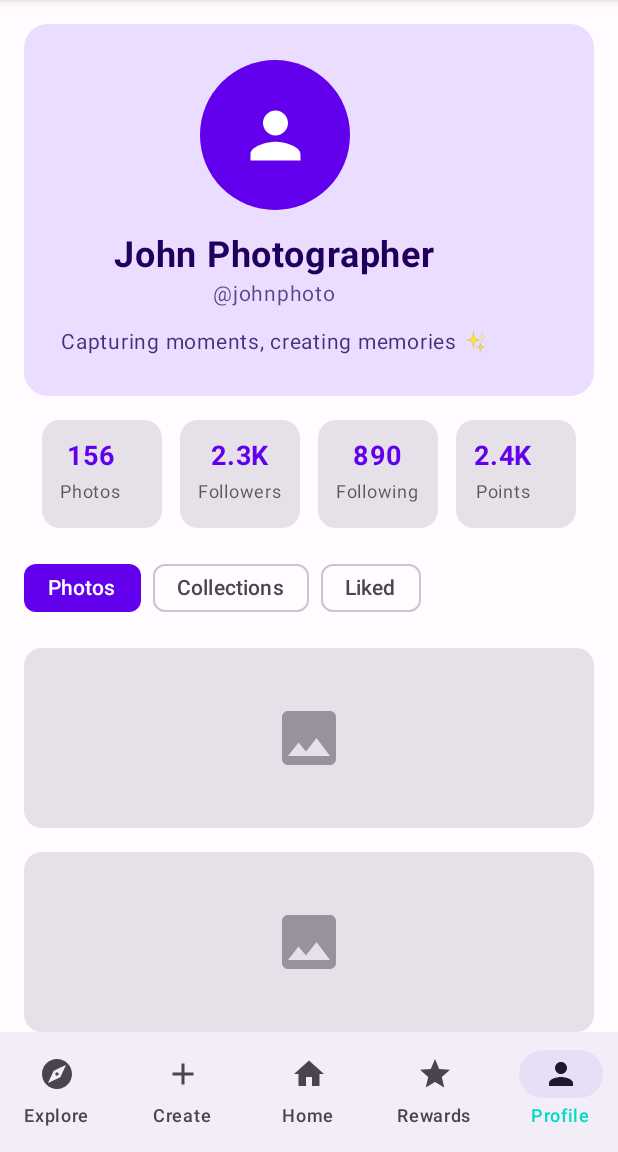
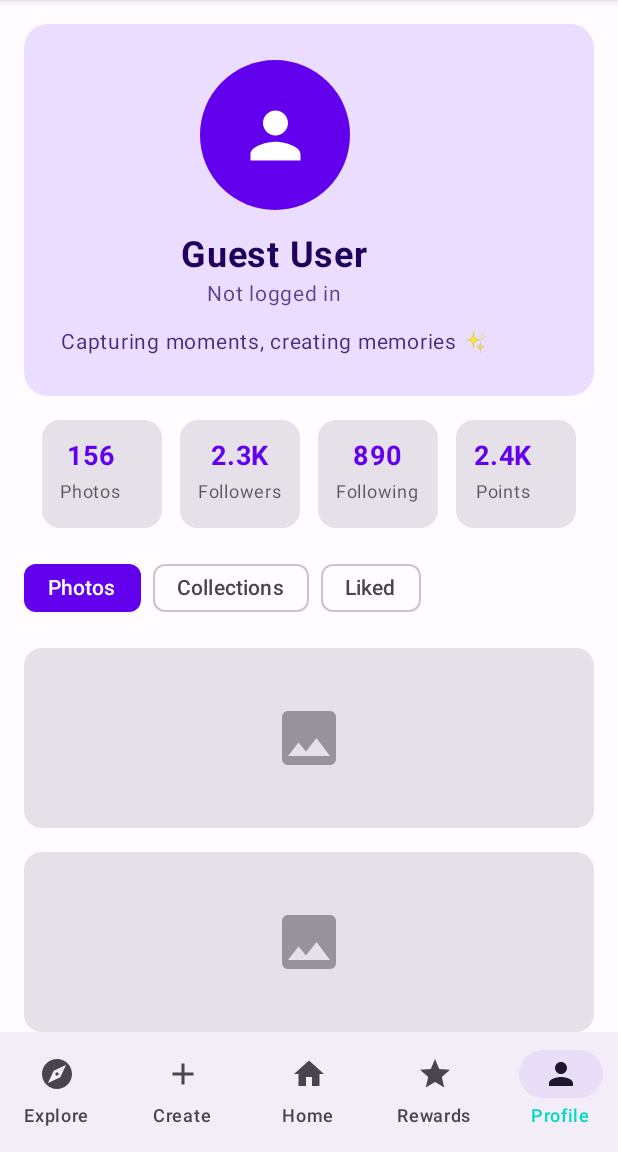
Before and after one commit to akmalcbm/PicPose_Clean_Sep25, an Android app built with Jetpack Compose: the ProfileScreen screen opened through its navigation route, item 5 of the bottom bar chosen, on a phone screen of 412 x 824 dp, the part 84-1236 px from its top. Run offline under Robolectric (Android 15) with nearby library versions, the phone set to English and light mode, and no system bars; our stand-ins replace Dagger/Hilt's generated code; libraries missing offline, so code that uses them is left out: com.facebook; 2 statements that could not run were skipped.

Commit message:
Fix API response parsing and add skip authentication functionality
Co-authored-by: akmalcbm <7645499+akmalcbm@users.noreply.github.com>

```diff
--- a/app/src/main/java/com/picpose/bestphotographyapp/presentation/navigation/NavGraph.kt
+++ b/app/src/main/java/com/picpose/bestphotographyapp/presentation/navigation/NavGraph.kt
@@ -87,6 +87,11 @@ fun NavGraph(navController: NavHostController) {
             ProfileScreen(
                 onNavigateToSettings = {
                     navController.navigate(Screen.Settings.route) {
+                        launchSingleTop = true
+                    }
+                },
+                onNavigateToLogin = {
+                    navController.navigate(Screen.Login.route) {
                         launchSingleTop = true
                     }
                 },
--- a/app/src/main/java/com/picpose/bestphotographyapp/presentation/screens/ProfileScreen.kt
+++ b/app/src/main/java/com/picpose/bestphotographyapp/presentation/screens/ProfileScreen.kt
@@ -26,11 +26,16 @@ import androidx.compose.ui.unit.sp
 @Composable
 fun ProfileScreen(
     onNavigateToSettings: () -> Unit = {},
-    onLogout: () -> Unit = {}
+    onNavigateToLogin: () -> Unit = {},
+    onLogout: () -> Unit = {},
+    authViewModel: com.picpose.bestphotographyapp.presentation.viewmodels.AuthViewModel = androidx.hilt.navigation.compose.hiltViewModel()
 ) {
     val profileTabs = listOf("Photos", "Collections", "Liked")
     var selectedTab by remember { mutableStateOf("Photos") }
     var showLogoutDialog by remember { mutableStateOf(false) }
+
+    val isLoggedIn by authViewModel.isLoggedIn.collectAsState()
+    val currentUser by authViewModel.currentUser.collectAsState()
 
     val profileOptions = listOf(
         ProfileOption("Edit Profile", "Update your profile information", Icons.Filled.Edit),
@@ -85,14 +90,14 @@ fun ProfileScreen(
                     Spacer(modifier = Modifier.height(16.dp))
 
                     Text(
-                        text = "John Photographer",
+                        text = currentUser?.name ?: "Guest User",
                         fontSize = 24.sp,
                         fontWeight = FontWeight.Bold,
                         color = MaterialTheme.colorScheme.onPrimaryContainer
                     )
 
                     Text(
-                        text = "@johnphoto",
+                        text = currentUser?.email ?: "Not logged in",
                         fontSize = 14.sp,
                         color = MaterialTheme.colorScheme.onPrimaryContainer.copy(alpha = 0.7f)
                     )
@@ -169,8 +174,9 @@ fun ProfileScreen(
             )
         }
 
-        // Logout Button
+        // Login/Logout Button
         item {
+            if (isLoggedIn) {
                 OutlinedButton(
                     onClick = { showLogoutDialog = true },
                     modifier = Modifier.fillMaxWidth(),
@@ -189,6 +195,20 @@ fun ProfileScreen(
                     )
                     Spacer(modifier = Modifier.width(8.dp))
                     Text("Logout")
+                }
+            } else {
+                Button(
+                    onClick = { onNavigateToLogin() },
+                    modifier = Modifier.fillMaxWidth()
+                ) {
+                    Icon(
+                        Icons.Filled.Login,
+                        contentDescription = "Login",
+                        modifier = Modifier.size(18.dp)
+                    )
+                    Spacer(modifier = Modifier.width(8.dp))
+                    Text("Login")
+                }
             }
         }
     }
--- a/app/src/main/java/com/picpose/bestphotographyapp/presentation/screens/SplashScreen.kt
+++ b/app/src/main/java/com/picpose/bestphotographyapp/presentation/screens/SplashScreen.kt
@@ -27,6 +27,7 @@ fun SplashScreen(
     authViewModel: AuthViewModel = hiltViewModel()
 ) {
     val isLoggedIn by authViewModel.isLoggedIn.collectAsState()
+    val hasSkippedAuth by authViewModel.hasSkippedAuth.collectAsState()
 
     Box(
         modifier = Modifier
@@ -42,7 +43,7 @@ fun SplashScreen(
 
     LaunchedEffect(Unit) {
         delay(2000) // 2 seconds splash screen
-        val destination = if (isLoggedIn) Screen.Home.route else Screen.Login.route
+        val destination = if (isLoggedIn || hasSkippedAuth) Screen.Home.route else Screen.Login.route
         navController.navigate(destination) {
             popUpTo(Screen.Splash.route) {
                 inclusive = true
--- a/app/src/main/java/com/picpose/bestphotographyapp/presentation/viewmodels/AuthViewModel.kt
+++ b/app/src/main/java/com/picpose/bestphotographyapp/presentation/viewmodels/AuthViewModel.kt
@@ -36,6 +36,9 @@ class AuthViewModel @Inject constructor(
     val authState: StateFlow<AuthState> = _authState.asStateFlow()
 
     val isLoggedIn: StateFlow<Boolean> = userSessionManager.isLoggedIn
+        .stateIn(viewModelScope, SharingStarted.Eagerly, false)
+
+    val hasSkippedAuth: StateFlow<Boolean> = userSessionManager.hasSkippedAuth
         .stateIn(viewModelScope, SharingStarted.Eagerly, false)
 
     val currentUser: StateFlow<User?> = combine(
@@ -127,6 +130,15 @@ class AuthViewModel @Inject constructor(
     }
 
     /**
+     * Skip authentication
+     */
+    fun skipAuth() {
+        viewModelScope.launch {
+            userSessionManager.setSkipAuth(true)
+        }
+    }
+
+    /**
      * Reset auth state
      */
     fun resetAuthState() {
```
Also changed, not shown: app/src/main/java/com/picpose/bestphotographyapp/data/datastore/UserSessionManager.kt (+19 -0 lines), app/src/main/java/com/picpose/bestphotographyapp/data/models/UserModels.kt (+18 -2 lines), app/src/main/java/com/picpose/bestphotographyapp/data/repository/AuthRepository.kt (+22 -14 lines), app/src/main/java/com/picpose/bestphotographyapp/presentation/screens/LoginScreen.kt (+17 -4 lines). Lines whose indentation alone changed are shown as unchanged.
